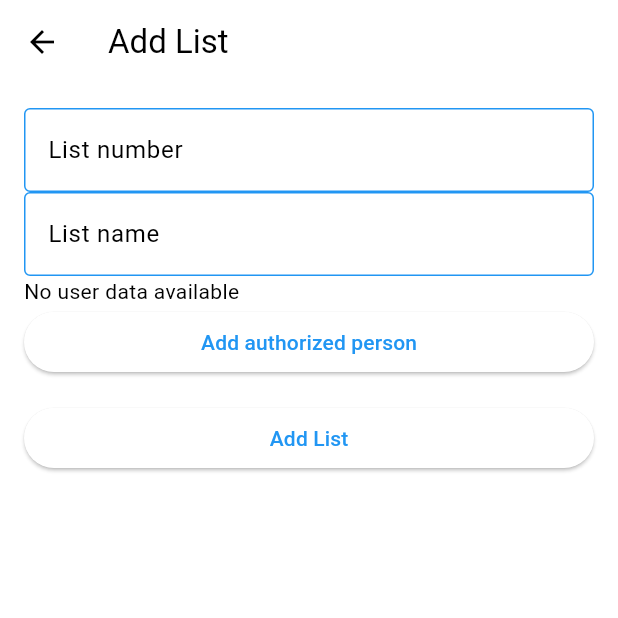
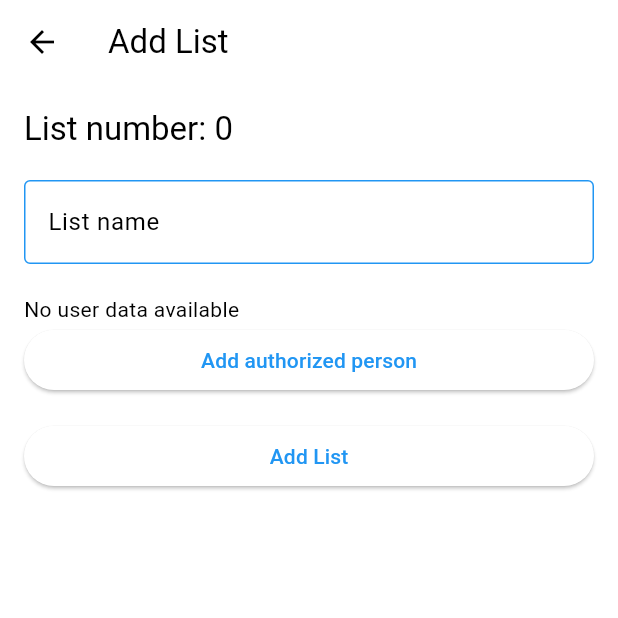
Before and after one commit to GroupeSedimat/Flutter_camion_controle_application, a Flutter app: the ListOfListsControlPage screen opened directly, in the side drawer, after a tap on the "add" icon, on a phone screen of 412 x 824 dp, the top half of it. Run offline on Flutter 3.47's test engine with Material 3 defaults, Android fonts, the phone set to English and light mode, and no system bars; our stand-ins replace cloud_firestore, dio, firebase_auth, firebase_core, firebase_storage, flutter_map and 6 more; missing offline and left inert: firebase_app_check, open_document; accounts and stored records are empty; generated files the repository leaves out were written again.

Commit message:
update add List to LoL and minor changes

```diff
--- a/lib/pages/admin/UserEditPage.dart
+++ b/lib/pages/admin/UserEditPage.dart
@@ -145,18 +145,22 @@ class _UserEditPageState extends State<UserEditPage> {
                 controller: _usernameController,
                 decoration: InputDecoration(labelText: AppLocalizations.of(context)!.userName),
               ),
+              SizedBox(height: 16),
                TextField(
                 controller: _firstnameController,
                 decoration: InputDecoration(labelText: AppLocalizations.of(context)!.userFirstName),
               ),
+              SizedBox(height: 16),
               TextField(
                 controller: _nameController,
                 decoration: InputDecoration(labelText: AppLocalizations.of(context)!.userLastName),
               ),
+              SizedBox(height: 16),
               TextField(
                 controller: _emailController,
                 decoration: InputDecoration(labelText: AppLocalizations.of(context)!.eMail),
               ),
+              SizedBox(height: 16),
               Wrap(
                 children: [
                   Text(
--- a/lib/pages/checklist/add_list_form.dart
+++ b/lib/pages/checklist/add_list_form.dart
@@ -16,28 +16,36 @@ class AddListForm extends StatefulWidget {
 
 class _AddListFormState extends State<AddListForm> {
   final _formKey = GlobalKey<FormState>();
-  final _listNrController = TextEditingController();
   final _listNameController = TextEditingController();
   final _typeControllers = <TextEditingController>[];
   final _types = <String>[];
+  int? _listNr;
 
   @override
   void initState() {
     super.initState();
 
     if (widget.listItem != null) {
-      _listNrController.text = widget.listItem!.listNr.toString();
+      _listNr = widget.listItem!.listNr;
       _listNameController.text = widget.listItem!.listName;
       _types.addAll(widget.listItem!.types);
       _typeControllers.addAll(
         _types.map((type) => TextEditingController(text: type)),
       );
+    } else {
+      _setFirstFreeListNr();
     }
+  }
+
+  Future<void> _setFirstFreeListNr() async {
+    int freeNr = await widget.databaseListOfListsService.findFirstFreeListNr();
+    setState(() {
+      _listNr = freeNr;
+    });
   }
 
   @override
   void dispose() {
-    _listNrController.dispose();
     _listNameController.dispose();
     for (var controller in _typeControllers) {
       controller.dispose();
@@ -73,17 +81,16 @@ class _AddListFormState extends State<AddListForm> {
           child: Column(
             crossAxisAlignment: CrossAxisAlignment.stretch,
             children: [
-              TextFormField(
-                controller: _listNrController,
-                decoration: InputDecoration(labelText: AppLocalizations.of(context)!.lOLNumber),
-                keyboardType: TextInputType.number,
-                validator: (value) {
-                  if (value == null || value.isEmpty) {
-                    return AppLocalizations.of(context)!.lOLNumberText;
-                  }
-                  return null;
-                },
-              ),
+              if (_listNr != null) ...[
+                Text(
+                  "${AppLocalizations.of(context)!.lOLNumber}: $_listNr",
+                  style: Theme.of(context).textTheme.titleLarge,
+                ),
+                const SizedBox(height: 20),
+              ] else ...[
+                CircularProgressIndicator(),
+                const SizedBox(height: 20),
+              ],
               TextFormField(
                 controller: _listNameController,
                 decoration: InputDecoration(labelText: AppLocalizations.of(context)!.lOLName),
@@ -94,6 +101,7 @@ class _AddListFormState extends State<AddListForm> {
                   return null;
                 },
               ),
+              const SizedBox(height: 20),
               FutureBuilder<Map<String, String>>(
                 future: UserService().getUsersIdAndName(),
                 builder: (context, snapshot) {
@@ -104,16 +112,21 @@ class _AddListFormState extends State<AddListForm> {
                   } else if (!snapshot.hasData || snapshot.data!.isEmpty) {
                     return Text(AppLocalizations.of(context)!.userDataNotFound);
                   } else {
-                    Map<String, String> _userMap = snapshot.data!;
+                    Map<String, String> userMap = snapshot.data!;
                     return Expanded(
                       child: ListView.builder(
                         itemCount: _typeControllers.length,
                         itemBuilder: (context, index) {
                           return ListTile(
                             title: DropdownButtonFormField<String>(
-                              value: _typeControllers[index].text.isNotEmpty ? _typeControllers[index].text : null,
-                              decoration: InputDecoration(labelText: AppLocalizations.of(context)!.lOLAuthorization(index + 1)),
-                              items: _userMap.entries.map((entry) {
+                              value: _typeControllers[index].text.isNotEmpty
+                                  ? _typeControllers[index].text
+                                  : null,
+                              decoration: InputDecoration(
+                                labelText: AppLocalizations.of(context)!
+                                    .lOLAuthorization(index + 1),
+                              ),
+                              items: userMap.entries.map((entry) {
                                 return DropdownMenuItem<String>(
                                   value: entry.key,
                                   child: Text(entry.value),
@@ -145,10 +158,9 @@ class _AddListFormState extends State<AddListForm> {
               ElevatedButton(
                 onPressed: () async {
                   if (_formKey.currentState!.validate()) {
-                    final listNr = int.tryParse(_listNrController.text);
-                    if (listNr != null) {
+                    if (_listNr != null) {
                       final listItem = ListOfLists(
-                        listNr: listNr,
+                        listNr: _listNr!,
                         listName: _listNameController.text,
                         types: _types,
                       );
@@ -157,13 +169,16 @@ class _AddListFormState extends State<AddListForm> {
                         await widget.databaseListOfListsService.addList(listItem);
                       } else {
                         await widget.databaseListOfListsService
-                            .updateListItemByListNr(int.parse(_listNrController.text), listItem);
+                            .updateListItemByListNr(_listNr!, listItem);
                       }
                       Navigator.pop(context);
                     }
                   }
                 },
-                child: Text(widget.listItem == null ? AppLocalizations.of(context)!.lOLAdd : AppLocalizations.of(context)!.confirm),
+                child: Text(widget.listItem == null
+                    ? AppLocalizations.of(context)!.lOLAdd
+                    : AppLocalizations.of(context)!.confirm
+                ),
               ),
             ],
           ),
--- a/lib/services/auth_controller.dart
+++ b/lib/services/auth_controller.dart
@@ -272,6 +272,4 @@ Future<bool> isSuperAdmin(String userId) async {
     }
     return false;
   }
-
-
 }
--- a/lib/services/check_list/database_list_of_lists_service.dart
+++ b/lib/services/check_list/database_list_of_lists_service.dart
@@ -77,14 +77,44 @@ class DatabaseListOfListsService{
   }
 
   Future<void> deleteListItemByListNr(int listNr) async {
-    await _listRef.where("listNr", isEqualTo: listNr).get().then((value) => value.docs.forEach((element) async {
-      await element.reference.delete();
-    }));
+    try {
+      await _listRef.where("listNr", isEqualTo: listNr).get().then((value) => value.docs.forEach((element) async {
+        await element.reference.delete();
+      }));
+    } catch (e) {
+      print("Error deleting list item: $e");
+      rethrow;
+    }
   }
 
   Future<void> deleteListItemFuture(String listItemID) async {
-    print("Delete listItem with id: $listItemID");
     await _listRef.doc(listItemID).delete();
   }
 
+  Future<int> findFirstFreeListNr() async {
+    try {
+      final querySnapshot = await _listRef.get();
+      List<int> listNrs = [];
+
+      for (var doc in querySnapshot.docs) {
+        ListOfLists list = doc.data() as ListOfLists;
+        listNrs.add(list.listNr);
+      }
+      listNrs.sort();
+
+      int freeNr = 0;
+      for (int nr in listNrs) {
+        if (nr == freeNr) {
+          freeNr++;
+        } else {
+          break;
+        }
+      }
+
+      return freeNr;
+    } catch (e) {
+      print("Error finding first free list number: $e");
+      rethrow;
+    }
+  }
 }
```
Also changed, not shown: lib/pages/admin/UserManagementAdmin.dart (+4 -65 lines), lib/pages/checklist/checklist.dart (+5 -3 lines), lib/pages/checklist/lol_control_page.dart (+29 -2 lines), lib/services/user_service.dart (+69 -11 lines). Lines whose indentation alone changed are shown as unchanged.
